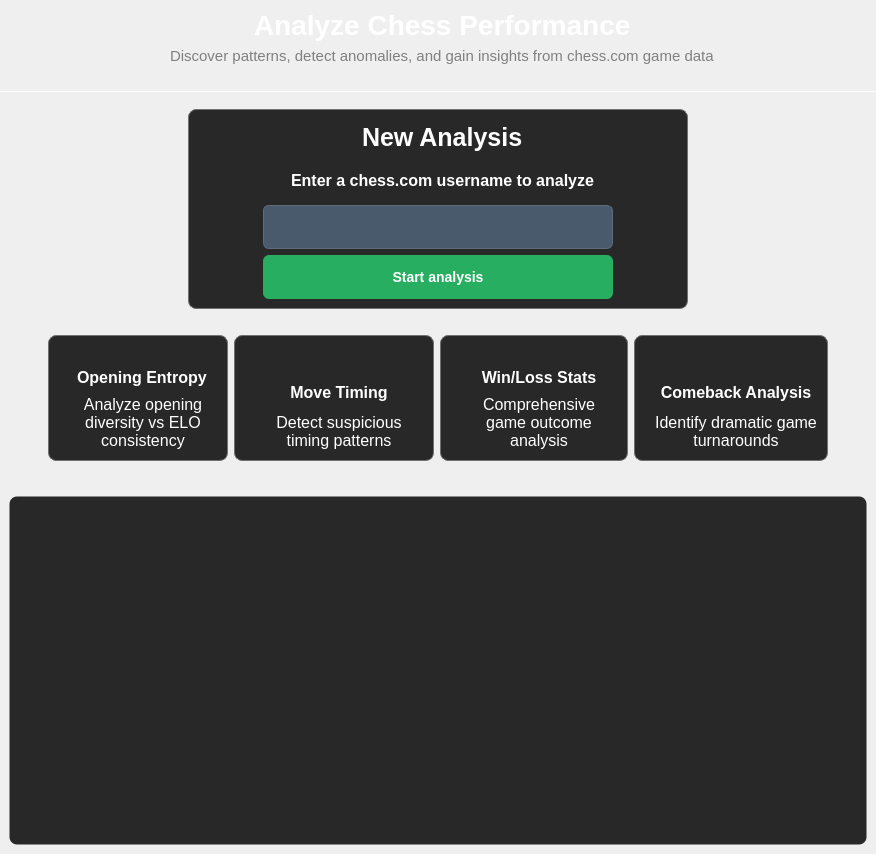
The window that formmainpagewidget.ui (JesusRamosMembrive/ChessAnalyzerQtWidgets) describes before a commit, drawn with Qt 5.
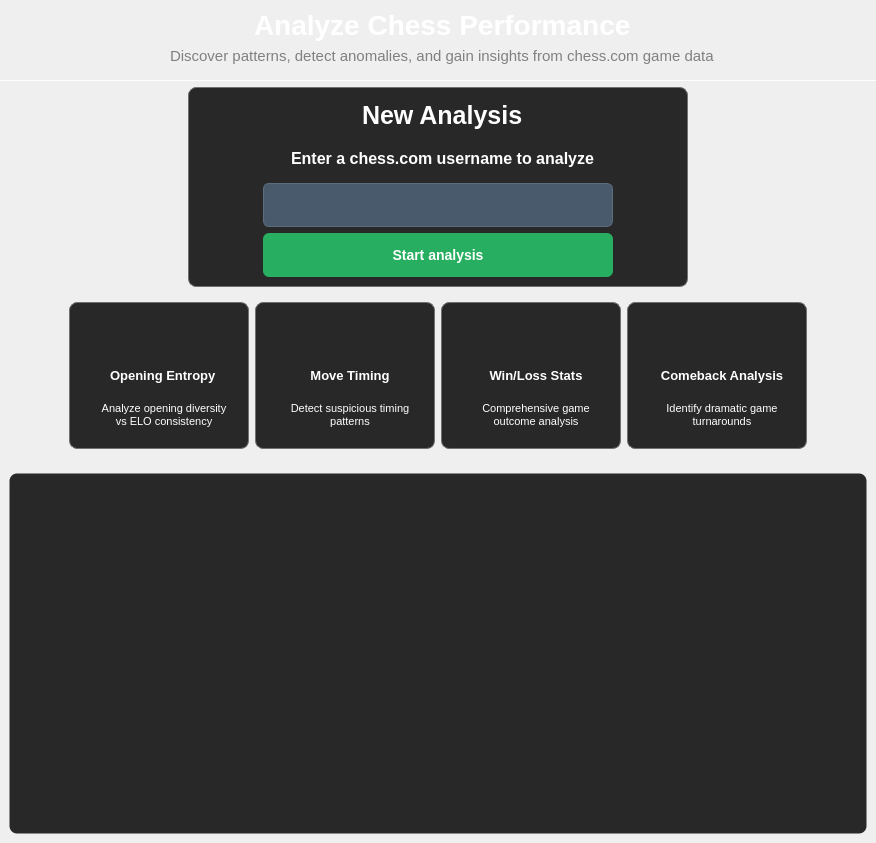
The same window after the commit. Icons and pictures are not drawn.

```diff
--- a/formmainpagewidget.ui
+++ b/formmainpagewidget.ui
@@ -7,7 +7,7 @@
     <x>0</x>
     <y>0</y>
     <width>876</width>
-    <height>854</height>
+    <height>843</height>
    </rect>
   </property>
   <property name="minimumSize">
@@ -36,7 +36,7 @@
     <number>0</number>
    </property>
    <property name="verticalSpacing">
-    <number>17</number>
+    <number>6</number>
    </property>
    <item row="1" column="0">
     <widget class="Line" name="lineSeparationHeader">
@@ -110,7 +110,7 @@
    <item row="3" column="0">
     <widget class="QFrame" name="frameCards">
      <property name="sizePolicy">
-      <sizepolicy hsizetype="Preferred" vsizetype="Maximum">
+      <sizepolicy hsizetype="Preferred" vsizetype="Preferred">
        <horstretch>0</horstretch>
        <verstretch>0</verstretch>
       </sizepolicy>
@@ -118,13 +118,13 @@
      <property name="minimumSize">
       <size>
        <width>0</width>
-       <height>0</height>
+       <height>165</height>
       </size>
      </property>
      <property name="maximumSize">
       <size>
        <width>16777215</width>
-       <height>150</height>
+       <height>220</height>
       </size>
      </property>
      <property name="styleSheet">
@@ -148,7 +148,7 @@
         <property name="maximumSize">
          <size>
           <width>200</width>
-          <height>180</height>
+          <height>250</height>
          </size>
         </property>
         <property name="styleSheet">
@@ -166,12 +166,27 @@
          <enum>QFrame::Shadow::Raised</enum>
         </property>
         <layout class="QGridLayout" name="gridLayout_6">
+         <property name="leftMargin">
+          <number>16</number>
+         </property>
+         <property name="topMargin">
+          <number>16</number>
+         </property>
+         <property name="rightMargin">
+          <number>16</number>
+         </property>
+         <property name="bottomMargin">
+          <number>16</number>
+         </property>
+         <property name="horizontalSpacing">
+          <number>16</number>
+         </property>
          <item row="0" column="0" alignment="Qt::AlignmentFlag::AlignHCenter">
           <widget class="QLabel" name="moveTimingImage">
            <property name="maximumSize">
             <size>
-             <width>40</width>
-             <height>40</height>
+             <width>35</width>
+             <height>35</height>
             </size>
            </property>
            <property name="styleSheet">
@@ -191,7 +206,7 @@
          <item row="1" column="0">
           <widget class="QLabel" name="labelMoveTimingTItle">
            <property name="styleSheet">
-            <string notr="true">color: white; font-size: 16px; font-weight: bold; margin-left: 10px;
+            <string notr="true">color: white; font-size: 13px; font-weight: bold; margin-left: 10px;
 border-color:transparent;</string>
            </property>
            <property name="text">
@@ -208,7 +223,7 @@
          <item row="2" column="0">
           <widget class="QLabel" name="labelMoveExplication">
            <property name="styleSheet">
-            <string notr="true">color: white; font-size: 16px; 
+            <string notr="true">color: white; font-size: 11px; 
  margin-left: 10px;
 border-color:transparent;</string>
            </property>
@@ -237,7 +252,7 @@
         <property name="maximumSize">
          <size>
           <width>200</width>
-          <height>180</height>
+          <height>250</height>
          </size>
         </property>
         <property name="styleSheet">
@@ -255,10 +270,25 @@
          <enum>QFrame::Shadow::Raised</enum>
         </property>
         <layout class="QGridLayout" name="gridLayout_7">
+         <property name="leftMargin">
+          <number>16</number>
+         </property>
+         <property name="topMargin">
+          <number>16</number>
+         </property>
+         <property name="rightMargin">
+          <number>16</number>
+         </property>
+         <property name="bottomMargin">
+          <number>16</number>
+         </property>
+         <property name="horizontalSpacing">
+          <number>16</number>
+         </property>
          <item row="2" column="0">
           <widget class="QLabel" name="labelWinLossExplication">
            <property name="styleSheet">
-            <string notr="true">color: white; font-size: 16px; 
+            <string notr="true">color: white; font-size: 11px; 
  margin-left: 10px;
 border-color:transparent;</string>
            </property>
@@ -276,7 +306,7 @@
          <item row="1" column="0">
           <widget class="QLabel" name="labelWinLossTitle">
            <property name="styleSheet">
-            <string notr="true">color: white; font-size: 16px; font-weight: bold; margin-left: 10px;
+            <string notr="true">color: white; font-size: 13px; font-weight: bold; margin-left: 10px;
 border-color:transparent;</string>
            </property>
            <property name="text">
@@ -294,8 +324,8 @@
           <widget class="QLabel" name="winLossImage">
            <property name="maximumSize">
             <size>
-             <width>40</width>
-             <height>40</height>
+             <width>35</width>
+             <height>35</height>
             </size>
            </property>
            <property name="styleSheet">
@@ -329,7 +359,7 @@
         <property name="maximumSize">
          <size>
           <width>200</width>
-          <height>180</height>
+          <height>250</height>
          </size>
         </property>
         <property name="styleSheet">
@@ -347,10 +377,25 @@
          <enum>QFrame::Shadow::Raised</enum>
         </property>
         <layout class="QGridLayout" name="gridLayout_5">
+         <property name="leftMargin">
+          <number>16</number>
+         </property>
+         <property name="topMargin">
+          <number>16</number>
+         </property>
+         <property name="rightMargin">
+          <number>16</number>
+         </property>
+         <property name="bottomMargin">
+          <number>16</number>
+         </property>
+         <property name="horizontalSpacing">
+          <number>16</number>
+         </property>
          <item row="1" column="0" alignment="Qt::AlignmentFlag::AlignHCenter">
           <widget class="QLabel" name="labelOpeningTitle">
            <property name="styleSheet">
-            <string notr="true">color: white; font-size: 16px; font-weight: bold; margin-left: 10px;
+            <string notr="true">color: white; font-size: 13px; font-weight: bold; margin-left: 10px;
 border-color:transparent;</string>
            </property>
            <property name="text">
@@ -365,8 +410,8 @@
           <widget class="QLabel" name="openingImage">
            <property name="maximumSize">
             <size>
-             <width>40</width>
-             <height>40</height>
+             <width>35</width>
+             <height>35</height>
             </size>
            </property>
            <property name="styleSheet">
@@ -389,7 +434,7 @@
          <item row="2" column="0">
           <widget class="QLabel" name="labelOpeningExplication">
            <property name="styleSheet">
-            <string notr="true">color: white; font-size: 16px; 
+            <string notr="true">color: white; font-size: 11px; 
  margin-left: 10px;
 border-color:transparent;</string>
            </property>
@@ -418,7 +463,7 @@
         <property name="maximumSize">
          <size>
           <width>200</width>
-          <height>180</height>
+          <height>250</height>
          </size>
         </property>
         <property name="styleSheet">
@@ -436,10 +481,28 @@
          <enum>QFrame::Shadow::Raised</enum>
         </property>
         <layout class="QGridLayout" name="gridLayout_8">
+         <property name="leftMargin">
+          <number>16</number>
+         </property>
+         <property name="topMargin">
+          <number>16</number>
+         </property>
+         <property name="rightMargin">
+          <number>16</number>
+         </property>
+         <property name="bottomMargin">
+          <number>16</number>
+         </property>
+         <property name="horizontalSpacing">
+          <number>16</number>
+         </property>
+         <property name="verticalSpacing">
+          <number>6</number>
+         </property>
          <item row="1" column="0">
           <widget class="QLabel" name="labelComeBackTitle">
            <property name="styleSheet">
-            <string notr="true">color: white; font-size: 16px; font-weight: bold; margin-left: 10px;
+            <string notr="true">color: white; font-size: 13px; font-weight: bold; margin-left: 10px;
 border-color:transparent;</string>
            </property>
            <property name="text">
@@ -457,8 +520,8 @@
           <widget class="QLabel" name="comebackImage">
            <property name="maximumSize">
             <size>
-             <width>40</width>
-             <height>40</height>
+             <width>35</width>
+             <height>35</height>
             </size>
            </property>
            <property name="styleSheet">
@@ -478,7 +541,7 @@
          <item row="2" column="0">
           <widget class="QLabel" name="labelComebackExplication">
            <property name="styleSheet">
-            <string notr="true">color: white; font-size: 16px; 
+            <string notr="true">color: white; font-size: 11px; 
  margin-left: 10px;
 border-color:transparent;</string>
            </property>
@@ -652,7 +715,7 @@
    <item row="4" column="0">
     <widget class="QFrame" name="analyzedPlayersFrame">
      <property name="sizePolicy">
-      <sizepolicy hsizetype="Preferred" vsizetype="Expanding">
+      <sizepolicy hsizetype="Expanding" vsizetype="Expanding">
        <horstretch>0</horstretch>
        <verstretch>0</verstretch>
       </sizepolicy>
@@ -670,7 +733,7 @@
       <item row="0" column="0">
        <widget class="QFrame" name="frameAnalyzedPlayer">
         <property name="sizePolicy">
-         <sizepolicy hsizetype="Preferred" vsizetype="Expanding">
+         <sizepolicy hsizetype="Expanding" vsizetype="Expanding">
           <horstretch>0</horstretch>
           <verstretch>0</verstretch>
          </sizepolicy>
```
